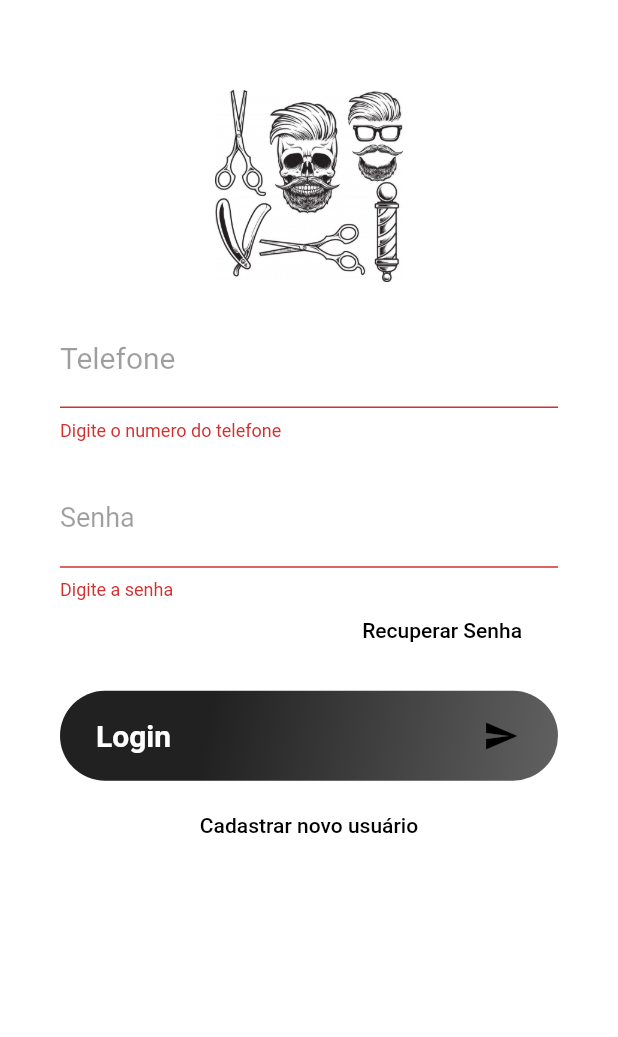
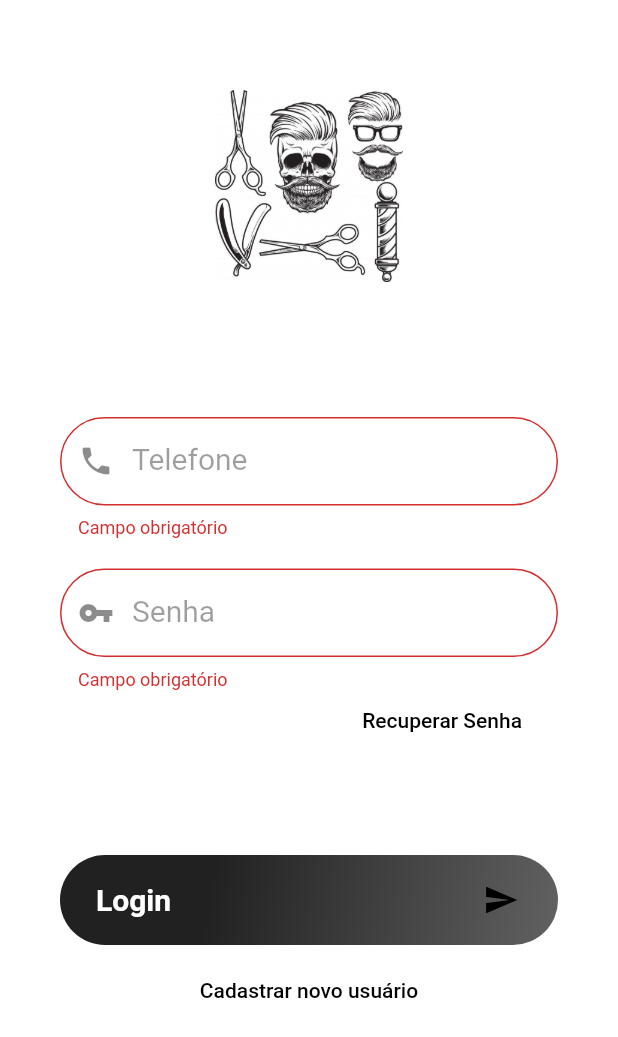
Before and after one commit to dieinimymaganha/GalleryShop, a Flutter app: the screen it shows after launch, after a tap on "Login", on a phone screen of 412 x 824 dp. Shown: the top 1037 px of the screen. Run offline on Flutter 3.47's test engine with Material 2 defaults, Android fonts, the phone set to English and light mode, and no system bars; our stand-ins replace flutter_masked_text, shared_preferences; missing offline and left inert: http_interceptor; network calls fail.

Commit message:
Realizado ajustes no formulario de login

```diff
--- a/frontend/galleryshopcustomers/lib/components/custom_form.dart
+++ b/frontend/galleryshopcustomers/lib/components/custom_form.dart
@@ -27,11 +27,9 @@ class CustomForm extends StatelessWidget {
         controller: controller,
         obscureText: obscure,
         decoration: InputDecoration(
-          focusedBorder: OutlineInputBorder(
-            borderSide: BorderSide(color: Colors.grey, width: 1.0),
-          ),
-          enabledBorder: OutlineInputBorder(
-              borderSide: BorderSide(color: Colors.grey, width: 1.0)),
+          prefixIcon: icon,
+          border: OutlineInputBorder(
+              borderRadius: BorderRadius.all(Radius.circular(32))),
           labelStyle: TextStyle(
             color: Colors.black38,
             fontWeight: FontWeight.w400,
@@ -39,7 +37,6 @@ class CustomForm extends StatelessWidget {
           ),
           labelText: label,
           hintText: tip,
-          suffixIcon: icon,
         ),
         keyboardType: textInputType,
         validator: (value) {
--- a/frontend/galleryshopcustomers/lib/screens/create_new_user_client.dart
+++ b/frontend/galleryshopcustomers/lib/screens/create_new_user_client.dart
@@ -86,9 +86,7 @@ class _CreateNewUserClientState extends State<CreateNewUserClient> {
         color: Colors.white,
         child: ListView(
           children: <Widget>[
-            SizedBox(
-              height: 20,
-            ),
+
             Form(
               key: _formKey,
               child: Column(
--- a/frontend/galleryshopcustomers/lib/screens/login.dart
+++ b/frontend/galleryshopcustomers/lib/screens/login.dart
@@ -1,11 +1,16 @@
 import 'package:flutter/material.dart';
 import 'package:flutter_masked_text/flutter_masked_text.dart';
+import 'package:galleryshopcustomers/components/custom_form.dart';
 import 'package:galleryshopcustomers/http/webclients/webclient_login.dart';
 import 'package:galleryshopcustomers/models/login.dart';
 import 'package:galleryshopcustomers/models/token.dart';
 import 'package:galleryshopcustomers/screens/create_new_user_client.dart';
 import 'package:galleryshopcustomers/screens/reset_password.dart';
 import 'package:galleryshopcustomers/screens/screen_main.dart';
+
+const _labelFieldPhoneNumber = 'Telefone';
+const _tipFieldPhoneNumber = '(000) 00000-0000';
+const _labelFieldPassword = 'Senha';
 
 class LoginPage extends StatefulWidget {
   @override
@@ -46,47 +51,27 @@ class _LoginPageState extends State<LoginPage> {
               key: _formKey,
               child: Column(
                 children: <Widget>[
-                  TextFormField(
-                    validator: (value) {
-                      if (value.isEmpty) return "Digite o numero do telefone";
-                      if (value.length < 16)
-                        return "Digite o numero incluindo o DDD";
-                      return null;
-                    },
+                  SizedBox(
+                    height: 70,
+                  ),
+                  CustomForm(
+                    mandatory: true,
                     controller: _controllerMaskFieldPhoneNumber,
-                    keyboardType: TextInputType.phone,
-                    decoration: InputDecoration(
-                      labelText: "Telefone",
-                      labelStyle: TextStyle(
-                        color: Colors.black38,
-                        fontWeight: FontWeight.w400,
-                        fontSize: 20,
-                      ),
-                    ),
-                    style: TextStyle(
-                      fontSize: 18,
-                    ),
+                    tip: _tipFieldPhoneNumber,
+                    label: _labelFieldPhoneNumber,
+                    textInputType: TextInputType.number,
+                    obscure: false,
+                    icon: Icon(Icons.phone),
                   ),
                   SizedBox(
                     height: 20,
                   ),
-                  TextFormField(
-                    validator: (value) {
-                      if (value.isEmpty) return "Digite a senha";
-
-                      return null;
-                    },
+                  CustomForm(
+                    mandatory: true,
                     controller: _controllerPassword,
-                    keyboardType: TextInputType.text,
-                    obscureText: true,
-                    decoration: InputDecoration(
-                        labelText: "Senha",
-                        labelStyle: TextStyle(
-                          color: Colors.black38,
-                          fontWeight: FontWeight.w400,
-                          fontSize: 18,
-                        )),
-                    style: TextStyle(fontSize: 20),
+                    label: _labelFieldPassword,
+                    obscure: true,
+                    icon: Icon(Icons.vpn_key),
                   ),
                   Container(
                     height: 40,
@@ -105,7 +90,7 @@ class _LoginPageState extends State<LoginPage> {
                     ),
                   ),
                   SizedBox(
-                    height: 20,
+                    height: 70,
                   ),
                   Container(
                     height: 60,
@@ -166,12 +151,9 @@ class _LoginPageState extends State<LoginPage> {
                     height: 60,
                     alignment: Alignment.center,
                     child: FlatButton(
-
                       child: Text(
                         "Cadastrar novo usuário",
-
                       ),
-
                       onPressed: () {
                         Navigator.push(
                             context,
```
Also changed, not shown: frontend/galleryshopcustomers/lib/components/menu_drawer.dart (+9 -9 lines), frontend/galleryshopcustomers/lib/screens/form_create_new_client.dart (+157 -157 lines), frontend/galleryshopcustomers/lib/screens/screen_main.dart (+8 -8 lines).
